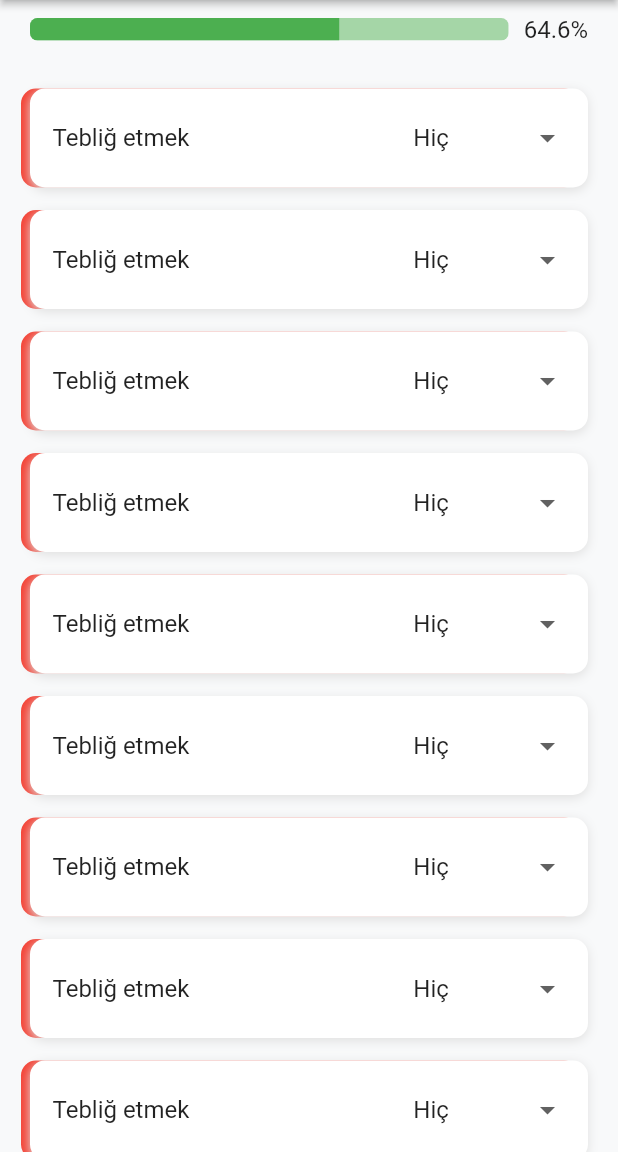
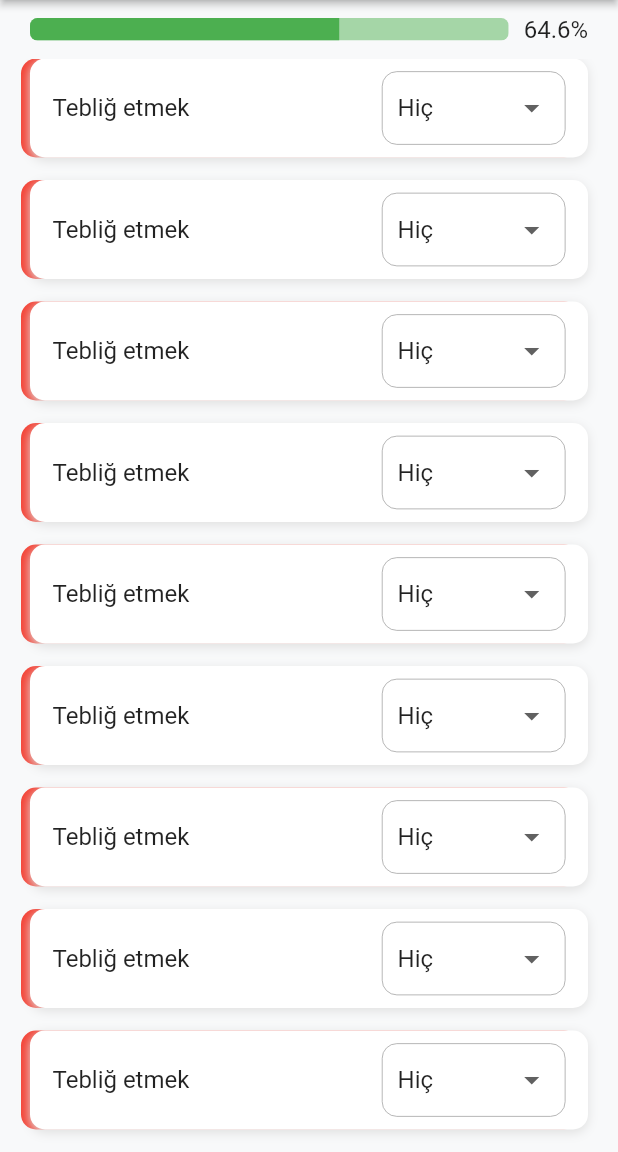
Before and after one commit to Emir1719/sunnah, a Flutter app: the screen it shows after launch, on a phone screen of 412 x 824 dp, the part 84-1236 px from its top. Run offline on Flutter 3.47's test engine with Material 2 defaults, Android fonts, the phone set to English and light mode, and no system bars; our stand-ins replace get_it, youtube_player_iframe.

Commit message:
frontend updated

```diff
--- a/lib/constants/style.dart
+++ b/lib/constants/style.dart
@@ -1,20 +1,45 @@
 import 'package:flutter/material.dart';
+import 'package:sunnah/widgets/task_dropdown_button.dart';
 
 class ProjectStyle {
-  BoxDecoration taskContainer = BoxDecoration(
+  BoxDecoration taskContainer(Option option) {
+    var color = Colors.red;
+
+    switch (option) {
+      case Option.always:
+        color = Colors.green;
+        break;
+      case Option.generally:
+        color = Colors.blue;
+        break;
+      case Option.rarely:
+        color = Colors.orange;
+        break;
+      default:
+        //never and default
+        color = Colors.red;
+    }
+
+    return BoxDecoration(
       borderRadius: BorderRadius.circular(10),
       color: Colors.white,
       boxShadow: [
-      const BoxShadow(color: Colors.red, offset: Offset(-6, 0)),
+        BoxShadow(color: color, offset: const Offset(-6, 0)),
         BoxShadow(color: Colors.grey.shade300, offset: const Offset(0, 2), blurRadius: 5),
       ],
     );
+  }
 
   ///Video başlığının ve butonların bulunduğu kısmın stili.
   BoxDecoration videoTitle = const BoxDecoration(
     border: Border(
       bottom: BorderSide(width: 0.5, color: Colors.grey),
     ),
+  );
+
+  BoxDecoration taskDropdownButton = BoxDecoration(
+    border: Border.all(color: Colors.grey, width: 0.5),
+    borderRadius: BorderRadius.circular(10),
   );
 
   TextStyle videoTitleText = const TextStyle(
--- a/lib/main.dart
+++ b/lib/main.dart
@@ -19,6 +19,7 @@ class MainApp extends StatelessWidget {
   @override
   Widget build(BuildContext context) {
     return MaterialApp(
+      title: "Sünnet Rehberi",
       debugShowCheckedModeBanner: false,
       theme: ThemeLight().theme(),
       home: const Home(),
--- /dev/null
+++ b/lib/models/task_model.dart
@@ -0,0 +1,17 @@
+import 'package:sunnah/widgets/task_dropdown_button.dart';
+
+class TaskModel {
+  final String id;
+  final String title;
+  final String description;
+  final String? videoLink;
+  Option option;
+
+  TaskModel({
+    required this.id,
+    required this.title,
+    required this.description,
+    this.videoLink,
+    this.option = Option.never,
+  });
+}
--- a/lib/pages/home.dart
+++ b/lib/pages/home.dart
@@ -15,7 +15,7 @@ class Home extends StatelessWidget {
             const Percent(),
             Expanded(
               child: ListView.separated(
-                padding: const EdgeInsets.all(20),
+                padding: const EdgeInsets.only(bottom: 20, left: 20, right: 20),
                 itemCount: 15,
                 separatorBuilder: (context, index) => const SizedBox(height: 15),
                 itemBuilder: (context, index) {
--- a/lib/widgets/task_dropdown_button.dart
+++ b/lib/widgets/task_dropdown_button.dart
@@ -1,5 +1,7 @@
 // ignore_for_file: library_private_types_in_public_api
 import 'package:flutter/material.dart';
+import 'package:sunnah/constants/style.dart';
+import 'package:sunnah/locator.dart';
 
 enum Option { always, generally, rarely, never }
 
@@ -12,10 +14,14 @@ class MyDropdownButton extends StatefulWidget {
 
 class _MyDropdownButtonState extends State<MyDropdownButton> {
   Option selectedOption = Option.never; //Başlangıçta seçili değer olarak "hiç" seçilir.
+  var style = locator<ProjectStyle>();
 
   @override
   Widget build(BuildContext context) {
-    return DropdownButton<Option>(
+    return Container(
+      padding: const EdgeInsets.symmetric(horizontal: 10),
+      decoration: style.taskDropdownButton,
+      child: DropdownButton<Option>(
         value: selectedOption,
         underline: const SizedBox(),
         onChanged: (Option? newValue) {
@@ -29,6 +35,7 @@ class _MyDropdownButtonState extends State<MyDropdownButton> {
             child: Text(optionToString(option)),
           );
         }).toList(),
+      ),
     );
   }
 
--- a/lib/widgets/task_item.dart
+++ b/lib/widgets/task_item.dart
@@ -13,7 +13,7 @@ class TaskItem extends StatelessWidget {
     final style = locator<ProjectStyle>();
 
     return Container(
-      decoration: style.taskContainer,
+      decoration: style.taskContainer(Option.never),
       child: GestureDetector(
         onTap: () => onTab(context),
         child: const ListTile(
--- a/pubspec.yaml
+++ b/pubspec.yaml
@@ -1,5 +1,5 @@
 name: sunnah
-description: A new Flutter project.
+description: Sünnet Rehberi
 publish_to: 'none'
 version: 0.1.0
 
```
Lines whose indentation alone changed are shown as unchanged.
